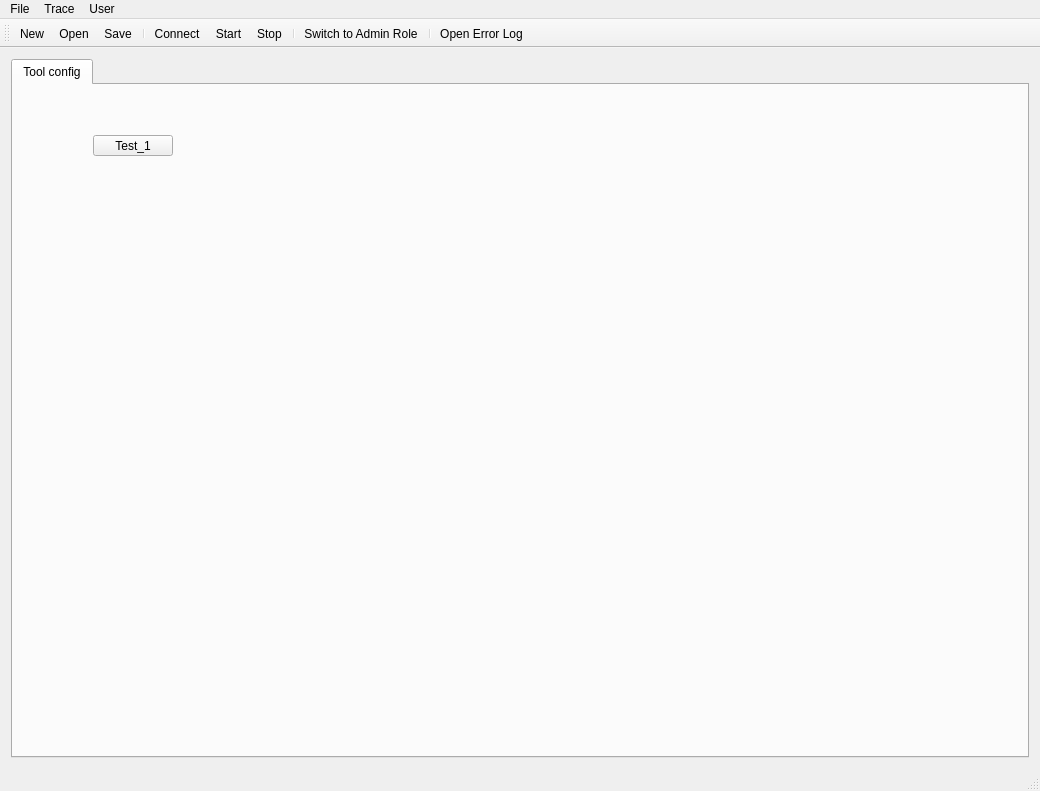
Before: the Qt Designer form R_Visualizer/MainWindow/ui/mainwindow.ui in NeverKnewTheName/R_Visualizer, drawn with Qt 5.
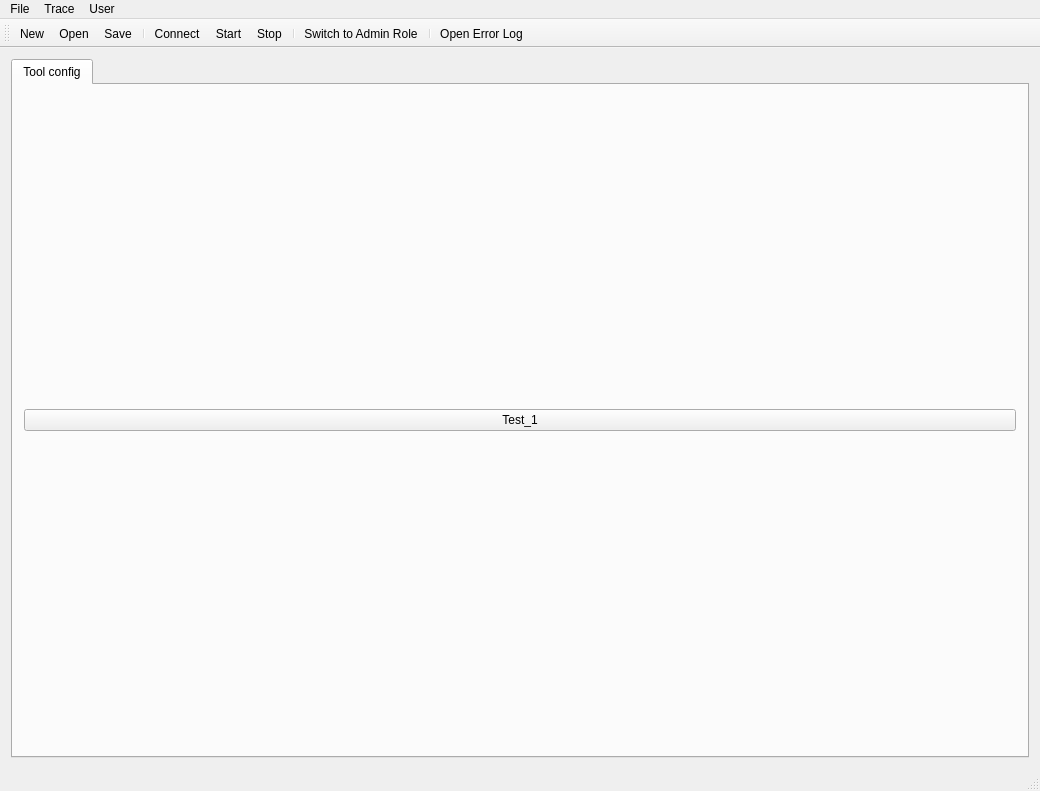
After: the same form once the commit is applied. Icons and pictures are not drawn.

```diff
--- a/R_Visualizer/MainWindow/ui/mainwindow.ui
+++ b/R_Visualizer/MainWindow/ui/mainwindow.ui
@@ -50,19 +50,15 @@
         <attribute name="toolTip">
          <string>Configure the tool itself</string>
         </attribute>
+        <layout class="QVBoxLayout" name="verticalLayout">
+         <item>
         <widget class="QPushButton" name="TestPB_1">
-         <property name="geometry">
-          <rect>
-           <x>80</x>
-           <y>50</y>
-           <width>80</width>
-           <height>21</height>
-          </rect>
-         </property>
          <property name="text">
           <string>Test_1</string>
          </property>
         </widget>
+         </item>
+        </layout>
        </widget>
       </widget>
      </widget>
```
Lines whose indentation alone changed are shown as unchanged.
